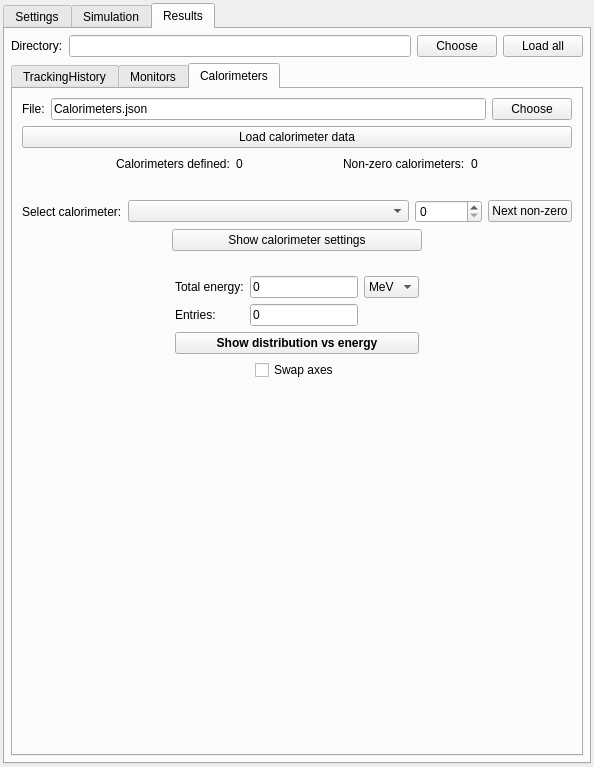
The window that ants3bundle/src/ants3/gui/particleSim/aparticlesimwin.ui (andrmor/ANTS3bundle) describes before a commit, drawn with Qt 5.
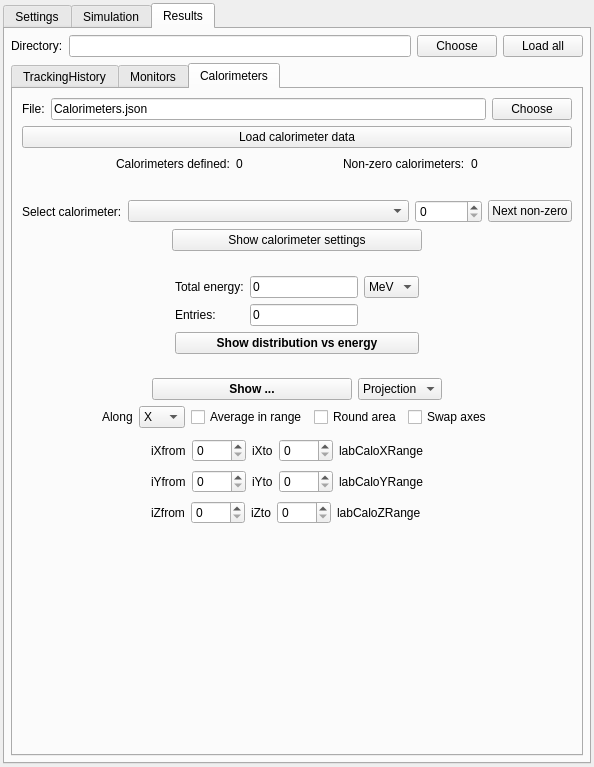
The same window after the commit. The open tabs and pages were chosen to show the change. Icons and pictures are not drawn.

```diff
--- a/ants3bundle/src/ants3/gui/particleSim/aparticlesimwin.ui
+++ b/ants3bundle/src/ants3/gui/particleSim/aparticlesimwin.ui
@@ -4414,12 +4414,452 @@
                  </property>
                 </widget>
                </item>
-               <item alignment="Qt::AlignHCenter">
-                <widget class="QCheckBox" name="cbCalorimeterSwapAxes">
-                 <property name="text">
-                  <string>Swap axes</string>
+              </layout>
+             </widget>
+            </item>
+            <item>
+             <widget class="QFrame" name="frCaloShow">
+              <property name="minimumSize">
+               <size>
+                <width>0</width>
+                <height>250</height>
+               </size>
+              </property>
+              <property name="frameShape">
+               <enum>QFrame::NoFrame</enum>
+              </property>
+              <property name="frameShadow">
+               <enum>QFrame::Raised</enum>
+              </property>
+              <layout class="QVBoxLayout" name="verticalLayout_42">
+               <item>
+                <layout class="QHBoxLayout" name="horizontalLayout_64">
+                 <property name="topMargin">
+                  <number>0</number>
                  </property>
-                </widget>
+                 <item>
+                  <spacer name="horizontalSpacer_72">
+                   <property name="orientation">
+                    <enum>Qt::Horizontal</enum>
+                   </property>
+                   <property name="sizeHint" stdset="0">
+                    <size>
+                     <width>40</width>
+                     <height>20</height>
+                    </size>
+                   </property>
+                  </spacer>
+                 </item>
+                 <item>
+                  <widget class="QPushButton" name="pbCaloShow">
+                   <property name="minimumSize">
+                    <size>
+                     <width>200</width>
+                     <height>0</height>
+                    </size>
+                   </property>
+                   <property name="font">
+                    <font>
+                     <bold>true</bold>
+                    </font>
+                   </property>
+                   <property name="text">
+                    <string>Show ...</string>
+                   </property>
+                  </widget>
+                 </item>
+                 <item>
+                  <widget class="QComboBox" name="cobCaloShowType">
+                   <property name="minimumSize">
+                    <size>
+                     <width>0</width>
+                     <height>0</height>
+                    </size>
+                   </property>
+                   <property name="maximumSize">
+                    <size>
+                     <width>16777215</width>
+                     <height>16777215</height>
+                    </size>
+                   </property>
+                   <item>
+                    <property name="text">
+                     <string>Projection</string>
+                    </property>
+                   </item>
+                   <item>
+                    <property name="text">
+                     <string>Slice</string>
+                    </property>
+                   </item>
+                  </widget>
+                 </item>
+                 <item>
+                  <spacer name="horizontalSpacer_73">
+                   <property name="orientation">
+                    <enum>Qt::Horizontal</enum>
+                   </property>
+                   <property name="sizeHint" stdset="0">
+                    <size>
+                     <width>40</width>
+                     <height>20</height>
+                    </size>
+                   </property>
+                  </spacer>
+                 </item>
+                </layout>
+               </item>
+               <item>
+                <layout class="QHBoxLayout" name="horizontalLayout_63">
+                 <property name="topMargin">
+                  <number>0</number>
+                 </property>
+                 <item>
+                  <spacer name="horizontalSpacer_68">
+                   <property name="orientation">
+                    <enum>Qt::Horizontal</enum>
+                   </property>
+                   <property name="sizeHint" stdset="0">
+                    <size>
+                     <width>40</width>
+                     <height>20</height>
+                    </size>
+                   </property>
+                  </spacer>
+                 </item>
+                 <item>
+                  <widget class="QLabel" name="label_51">
+                   <property name="text">
+                    <string>Along</string>
+                   </property>
+                  </widget>
+                 </item>
+                 <item>
+                  <widget class="QComboBox" name="cobCaloAxes">
+                   <property name="sizePolicy">
+                    <sizepolicy hsizetype="Maximum" vsizetype="Fixed">
+                     <horstretch>0</horstretch>
+                     <verstretch>0</verstretch>
+                    </sizepolicy>
+                   </property>
+                   <item>
+                    <property name="text">
+                     <string>X</string>
+                    </property>
+                   </item>
+                   <item>
+                    <property name="text">
+                     <string>Y</string>
+                    </property>
+                   </item>
+                   <item>
+                    <property name="text">
+                     <string>Z</string>
+                    </property>
+                   </item>
+                   <item>
+                    <property name="text">
+                     <string>XY</string>
+                    </property>
+                   </item>
+                   <item>
+                    <property name="text">
+                     <string>XZ</string>
+                    </property>
+                   </item>
+                   <item>
+                    <property name="text">
+                     <string>YZ</string>
+                    </property>
+                   </item>
+                  </widget>
+                 </item>
+                 <item>
+                  <widget class="QCheckBox" name="cbCaloAverage">
+                   <property name="text">
+                    <string>Average in range</string>
+                   </property>
+                  </widget>
+                 </item>
+                 <item>
+                  <widget class="QCheckBox" name="cbCaloRound">
+                   <property name="text">
+                    <string>Round area</string>
+                   </property>
+                  </widget>
+                 </item>
+                 <item>
+                  <widget class="QCheckBox" name="cbCalorimeterSwapAxes">
+                   <property name="text">
+                    <string>Swap axes</string>
+                   </property>
+                  </widget>
+                 </item>
+                 <item>
+                  <spacer name="horizontalSpacer_69">
+                   <property name="orientation">
+                    <enum>Qt::Horizontal</enum>
+                   </property>
+                   <property name="sizeHint" stdset="0">
+                    <size>
+                     <width>40</width>
+                     <height>20</height>
+                    </size>
+                   </property>
+                  </spacer>
+                 </item>
+                </layout>
+               </item>
+               <item>
+                <layout class="QHBoxLayout" name="horizontalLayout_58">
+                 <item>
+                  <spacer name="horizontalSpacer_66">
+                   <property name="orientation">
+                    <enum>Qt::Horizontal</enum>
+                   </property>
+                   <property name="sizeHint" stdset="0">
+                    <size>
+                     <width>40</width>
+                     <height>20</height>
+                    </size>
+                   </property>
+                  </spacer>
+                 </item>
+                 <item>
+                  <layout class="QVBoxLayout" name="verticalLayout_41">
+                   <property name="spacing">
+                    <number>8</number>
+                   </property>
+                   <property name="topMargin">
+                    <number>5</number>
+                   </property>
+                   <item>
+                    <widget class="QFrame" name="frCaloX">
+                     <property name="frameShape">
+                      <enum>QFrame::NoFrame</enum>
+                     </property>
+                     <property name="frameShadow">
+                      <enum>QFrame::Raised</enum>
+                     </property>
+                     <layout class="QHBoxLayout" name="horizontalLayout_60">
+                      <property name="topMargin">
+                       <number>0</number>
+                      </property>
+                      <property name="bottomMargin">
+                       <number>0</number>
+                      </property>
+                      <item>
+                       <widget class="QLabel" name="labCaloX0">
+                        <property name="text">
+                         <string>iXfrom</string>
+                        </property>
+                       </widget>
+                      </item>
+                      <item>
+                       <widget class="QSpinBox" name="sbCaloX0">
+                        <property name="maximum">
+                         <number>9999</number>
+                        </property>
+                       </widget>
+                      </item>
+                      <item>
+                       <widget class="QLabel" name="labCaloX1">
+                        <property name="text">
+                         <string>iXto</string>
+                        </property>
+                       </widget>
+                      </item>
+                      <item>
+                       <widget class="QSpinBox" name="sbCaloX1">
+                        <property name="maximum">
+                         <number>9999</number>
+                        </property>
+                       </widget>
+                      </item>
+                      <item>
+                       <widget class="QLabel" name="labCaloRangeX">
+                        <property name="text">
+                         <string>labCaloXRange</string>
+                        </property>
+                       </widget>
+                      </item>
+                      <item>
+                       <spacer name="horizontalSpacer_20">
+                        <property name="orientation">
+                         <enum>Qt::Horizontal</enum>
+                        </property>
+                        <property name="sizeHint" stdset="0">
+                         <size>
+                          <width>21</width>
+                          <height>20</height>
+                         </size>
+                        </property>
+                       </spacer>
+                      </item>
+                     </layout>
+                    </widget>
+                   </item>
+                   <item>
+                    <widget class="QFrame" name="frCaloY">
+                     <property name="frameShape">
+                      <enum>QFrame::NoFrame</enum>
+                     </property>
+                     <property name="frameShadow">
+                      <enum>QFrame::Raised</enum>
+                     </property>
+                     <layout class="QHBoxLayout" name="horizontalLayout_61">
+                      <property name="topMargin">
+                       <number>0</number>
+                      </property>
+                      <property name="bottomMargin">
+                       <number>0</number>
+                      </property>
+                      <item>
+                       <widget class="QLabel" name="labCaloY0">
+                        <property name="text">
+                         <string>iYfrom</string>
+                        </property>
+                       </widget>
+                      </item>
+                      <item>
+                       <widget class="QSpinBox" name="sbCaloY0">
+                        <property name="maximum">
+                         <number>9999</number>
+                        </property>
+                       </widget>
+                      </item>
+                      <item>
+                       <widget class="QLabel" name="labCaloY1">
+                        <property name="text">
+                         <string>iYto</string>
+                        </property>
+                       </widget>
+                      </item>
+                      <item>
+                       <widget class="QSpinBox" name="sbCaloY1">
+                        <property name="maximum">
+                         <number>9999</number>
+                        </property>
+                       </widget>
+                      </item>
+                      <item>
+                       <widget class="QLabel" name="labCaloRangeY">
+                        <property name="text">
+                         <string>labCaloYRange</string>
+                        </property>
+                       </widget>
+                      </item>
+                      <item>
+                       <spacer name="horizontalSpacer_45">
+                        <property name="orientation">
+                         <enum>Qt::Horizontal</enum>
+                        </property>
+                        <property name="sizeHint" stdset="0">
+                         <size>
+                          <width>21</width>
+                          <height>20</height>
+                         </size>
+                        </property>
+                       </spacer>
+                      </item>
+                     </layout>
+                    </widget>
+                   </item>
+                   <item>
+                    <widget class="QFrame" name="frCaloZ">
+                     <property name="frameShape">
+                      <enum>QFrame::NoFrame</enum>
+                     </property>
+                     <property name="frameShadow">
+                      <enum>QFrame::Raised</enum>
+                     </property>
+                     <layout class="QHBoxLayout" name="horizontalLayout_62">
+                      <property name="topMargin">
+                       <number>0</number>
+                      </property>
+                      <property name="bottomMargin">
+                       <number>0</number>
+                      </property>
+                      <item>
+                       <widget class="QLabel" name="labCaloZ0">
+                        <property name="text">
+                         <string>iZfrom</string>
+                        </property>
+                       </widget>
+                      </item>
+                      <item>
+                       <widget class="QSpinBox" name="sbCaloZ0">
+                        <property name="maximum">
+                         <number>9999</number>
+                        </property>
+                       </widget>
+                      </item>
+                      <item>
+                       <widget class="QLabel" name="labCaloZ1">
+                        <property name="text">
+                         <string>iZto</string>
+                        </property>
+                       </widget>
+                      </item>
+                      <item>
+                       <widget class="QSpinBox" name="sbCaloZ1">
+                        <property name="maximum">
+                         <number>9999</number>
+                        </property>
+                       </widget>
+                      </item>
+                      <item>
+                       <widget class="QLabel" name="labCaloRangeZ">
+                        <property name="text">
+                         <string>labCaloZRange</string>
+                        </property>
+                       </widget>
+                      </item>
+                      <item>
+                       <spacer name="horizontalSpacer_62">
+                        <property name="orientation">
+                         <enum>Qt::Horizontal</enum>
+                        </property>
+                        <property name="sizeHint" stdset="0">
+                         <size>
+                          <width>21</width>
+                          <height>20</height>
+                         </size>
+                        </property>
+                       </spacer>
+                      </item>
+                     </layout>
+                    </widget>
+                   </item>
+                  </layout>
+                 </item>
+                 <item>
+                  <spacer name="horizontalSpacer_67">
+                   <property name="orientation">
+                    <enum>Qt::Horizontal</enum>
+                   </property>
+                   <property name="sizeHint" stdset="0">
+                    <size>
+                     <width>40</width>
+                     <height>20</height>
+                    </size>
+                   </property>
+                  </spacer>
+                 </item>
+                </layout>
+               </item>
+               <item>
+                <spacer name="verticalSpacer_9">
+                 <property name="orientation">
+                  <enum>Qt::Vertical</enum>
+                 </property>
+                 <property name="sizeHint" stdset="0">
+                  <size>
+                   <width>20</width>
+                   <height>40</height>
+                  </size>
+                 </property>
+                </spacer>
                </item>
               </layout>
              </widget>
```
Left out of the diff: 324 changed lines with no effect on the pictures.
